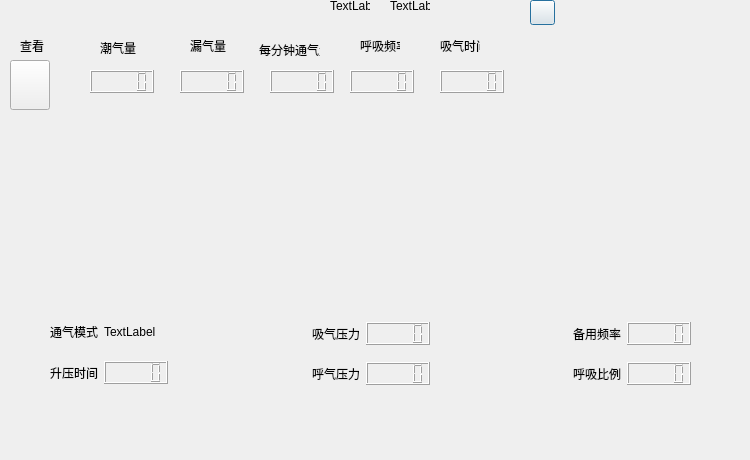
Above: NICU/ventilator_dialog.ui from xxnmt/Qt_ICU before the change. Below: the same form after it.
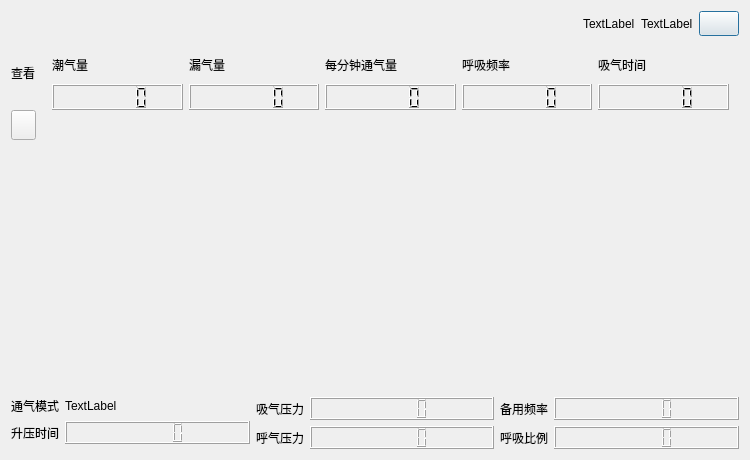
That is the form after the change. Icons and pictures are not drawn. Custom widgets are drawn as their Qt base class.

```diff
--- a/NICU/ventilator_dialog.ui
+++ b/NICU/ventilator_dialog.ui
@@ -13,456 +13,331 @@
   <property name="windowTitle">
    <string>Dialog</string>
   </property>
+  <layout class="QGridLayout" name="gridLayout" rowstretch="1,2,4,1,0">
+   <item row="0" column="0" colspan="2">
+    <layout class="QHBoxLayout" name="horizontalLayout_5">
+     <item>
+      <spacer name="horizontalSpacer_3">
+       <property name="orientation">
+        <enum>Qt::Orientation::Horizontal</enum>
+       </property>
+       <property name="sizeHint" stdset="0">
+        <size>
+         <width>40</width>
+         <height>20</height>
+        </size>
+       </property>
+      </spacer>
+     </item>
+     <item>
+      <layout class="QHBoxLayout" name="horizontalLayout_4">
+       <item>
+        <layout class="QHBoxLayout" name="horizontalLayout_3">
+         <item>
+          <widget class="QLabel" name="lab_name">
+           <property name="text">
+            <string>TextLabel</string>
+           </property>
+          </widget>
+         </item>
+         <item>
+          <widget class="QLabel" name="lab_age">
+           <property name="text">
+            <string>TextLabel</string>
+           </property>
+          </widget>
+         </item>
+        </layout>
+       </item>
+       <item>
+        <widget class="QPushButton" name="btn_quit">
+         <property name="sizePolicy">
+          <sizepolicy hsizetype="Fixed" vsizetype="Fixed">
+           <horstretch>0</horstretch>
+           <verstretch>0</verstretch>
+          </sizepolicy>
+         </property>
+         <property name="minimumSize">
+          <size>
+           <width>25</width>
+           <height>25</height>
+          </size>
+         </property>
+         <property name="styleSheet">
+          <string notr="true">border-image: url(:/resource_inside/images/back.png);</string>
+         </property>
+         <property name="text">
+          <string/>
+         </property>
+        </widget>
+       </item>
+      </layout>
+     </item>
+    </layout>
+   </item>
+   <item row="1" column="0" colspan="2">
+    <layout class="QHBoxLayout" name="horizontalLayout_7" stretch="1,111">
+     <item>
+      <layout class="QVBoxLayout" name="verticalLayout_6" stretch="2,5">
+       <item>
+        <widget class="QLabel" name="label_15">
+         <property name="text">
+          <string>查看</string>
+         </property>
+        </widget>
+       </item>
+       <item>
+        <widget class="QPushButton" name="btn_lock">
+         <property name="sizePolicy">
+          <sizepolicy hsizetype="Fixed" vsizetype="Fixed">
+           <horstretch>0</horstretch>
+           <verstretch>0</verstretch>
+          </sizepolicy>
+         </property>
+         <property name="minimumSize">
+          <size>
+           <width>25</width>
+           <height>30</height>
+          </size>
+         </property>
+         <property name="styleSheet">
+          <string notr="true">border-image: url(:/resource_inside/images/lock.png);</string>
+         </property>
+         <property name="text">
+          <string/>
+         </property>
+        </widget>
+       </item>
+      </layout>
+     </item>
+     <item>
+      <layout class="QVBoxLayout" name="verticalLayout_7">
+       <item>
+        <layout class="QHBoxLayout" name="horizontalLayout_6">
+         <property name="leftMargin">
+          <number>10</number>
+         </property>
+         <property name="topMargin">
+          <number>10</number>
+         </property>
+         <property name="rightMargin">
+          <number>10</number>
+         </property>
+         <property name="bottomMargin">
+          <number>10</number>
+         </property>
+         <item>
+          <layout class="QVBoxLayout" name="verticalLayout_5">
+           <item>
   <widget class="QLabel" name="label">
-   <property name="geometry">
-    <rect>
-     <x>100</x>
-     <y>40</y>
-     <width>40</width>
-     <height>16</height>
-    </rect>
-   </property>
    <property name="text">
     <string>潮气量</string>
    </property>
   </widget>
+           </item>
+           <item>
+            <widget class="QLCDNumber" name="num_wet"/>
+           </item>
+          </layout>
+         </item>
+         <item>
+          <layout class="QVBoxLayout" name="verticalLayout_4">
+           <item>
   <widget class="QLabel" name="label_3">
-   <property name="geometry">
-    <rect>
-     <x>190</x>
-     <y>40</y>
-     <width>40</width>
-     <height>12</height>
-    </rect>
-   </property>
    <property name="text">
     <string>漏气量</string>
    </property>
   </widget>
+           </item>
+           <item>
+            <widget class="QLCDNumber" name="num_leak"/>
+           </item>
+          </layout>
+         </item>
+         <item>
+          <layout class="QVBoxLayout" name="verticalLayout_3">
+           <item>
   <widget class="QLabel" name="label_5">
-   <property name="geometry">
-    <rect>
-     <x>259</x>
-     <y>40</y>
-     <width>61</width>
-     <height>20</height>
-    </rect>
-   </property>
    <property name="text">
     <string>每分钟通气量</string>
    </property>
   </widget>
+           </item>
+           <item>
+            <widget class="QLCDNumber" name="num_air_min"/>
+           </item>
+          </layout>
+         </item>
+         <item>
+          <layout class="QVBoxLayout" name="verticalLayout_2">
+           <item>
   <widget class="QLabel" name="label_7">
-   <property name="geometry">
-    <rect>
-     <x>360</x>
-     <y>40</y>
-     <width>40</width>
-     <height>12</height>
-    </rect>
-   </property>
    <property name="text">
     <string>呼吸频率</string>
    </property>
   </widget>
+           </item>
+           <item>
+            <widget class="QLCDNumber" name="num_breathingRate"/>
+           </item>
+          </layout>
+         </item>
+         <item>
+          <layout class="QVBoxLayout" name="verticalLayout">
+           <item>
   <widget class="QLabel" name="label_9">
-   <property name="geometry">
-    <rect>
-     <x>440</x>
-     <y>40</y>
-     <width>40</width>
-     <height>12</height>
-    </rect>
-   </property>
    <property name="text">
     <string>吸气时间</string>
    </property>
   </widget>
-  <widget class="QPushButton" name="btn_quit">
-   <property name="geometry">
-    <rect>
-     <x>530</x>
-     <y>0</y>
+           </item>
+           <item>
+            <widget class="QLCDNumber" name="num_breathingTime"/>
+           </item>
+          </layout>
+         </item>
+        </layout>
+       </item>
+       <item>
+        <spacer name="horizontalSpacer_4">
+         <property name="orientation">
+          <enum>Qt::Orientation::Horizontal</enum>
+         </property>
+         <property name="sizeHint" stdset="0">
+          <size>
+           <width>40</width>
+           <height>20</height>
+          </size>
+         </property>
+        </spacer>
+       </item>
+      </layout>
+     </item>
+    </layout>
+   </item>
+   <item row="2" column="0" rowspan="2" colspan="2">
+    <layout class="QHBoxLayout" name="horizontalLayout_2">
+     <item>
+      <widget class="Alarm_Light" name="widget_light" native="true"/>
+     </item>
+     <item>
+      <widget class="QWidget" name="widget" native="true">
+       <property name="minimumSize">
+        <size>
      <width>25</width>
      <height>25</height>
-    </rect>
-   </property>
-   <property name="styleSheet">
-    <string notr="true">border-image: url(:/resource_inside/images/back.png);</string>
-   </property>
-   <property name="text">
-    <string/>
-   </property>
-  </widget>
-  <widget class="QLabel" name="lab_name">
-   <property name="geometry">
-    <rect>
-     <x>330</x>
-     <y>0</y>
-     <width>40</width>
-     <height>12</height>
-    </rect>
-   </property>
-   <property name="text">
-    <string>TextLabel</string>
-   </property>
-  </widget>
-  <widget class="QLabel" name="lab_age">
-   <property name="geometry">
-    <rect>
-     <x>390</x>
-     <y>0</y>
-     <width>40</width>
-     <height>12</height>
-    </rect>
-   </property>
-   <property name="text">
-    <string>TextLabel</string>
-   </property>
-  </widget>
-  <widget class="QLCDNumber" name="num_wet">
-   <property name="geometry">
-    <rect>
-     <x>90</x>
-     <y>70</y>
-     <width>64</width>
-     <height>23</height>
-    </rect>
-   </property>
-  </widget>
-  <widget class="QLCDNumber" name="num_leak">
-   <property name="geometry">
-    <rect>
-     <x>180</x>
-     <y>70</y>
-     <width>64</width>
-     <height>23</height>
-    </rect>
-   </property>
-  </widget>
-  <widget class="QLCDNumber" name="num_air_min">
-   <property name="geometry">
-    <rect>
-     <x>270</x>
-     <y>70</y>
-     <width>64</width>
-     <height>23</height>
-    </rect>
-   </property>
-  </widget>
-  <widget class="QLCDNumber" name="num_breathingRate">
-   <property name="geometry">
-    <rect>
-     <x>350</x>
-     <y>70</y>
-     <width>64</width>
-     <height>23</height>
-    </rect>
-   </property>
-  </widget>
-  <widget class="QLCDNumber" name="num_breathingTime">
-   <property name="geometry">
-    <rect>
-     <x>440</x>
-     <y>70</y>
-     <width>64</width>
-     <height>23</height>
-    </rect>
-   </property>
-  </widget>
-  <widget class="QLabel" name="label_15">
-   <property name="geometry">
-    <rect>
-     <x>20</x>
-     <y>40</y>
-     <width>40</width>
-     <height>12</height>
-    </rect>
-   </property>
-   <property name="text">
-    <string>查看</string>
-   </property>
-  </widget>
-  <widget class="QPushButton" name="btn_lock">
-   <property name="geometry">
-    <rect>
-     <x>10</x>
-     <y>60</y>
-     <width>40</width>
-     <height>50</height>
-    </rect>
-   </property>
-   <property name="styleSheet">
-    <string notr="true">border-image: url(:/resource_inside/images/lock.png);</string>
-   </property>
-   <property name="text">
-    <string/>
-   </property>
-  </widget>
+        </size>
+       </property>
   <widget class="QLabel" name="lab_Gif">
    <property name="geometry">
     <rect>
-     <x>310</x>
-     <y>120</y>
-     <width>341</width>
-     <height>161</height>
-    </rect>
-   </property>
+          <x>0</x>
+          <y>-10</y>
+          <width>370</width>
+          <height>250</height>
+         </rect>
+        </property>
+        <property name="sizePolicy">
+         <sizepolicy hsizetype="Minimum" vsizetype="Minimum">
+          <horstretch>0</horstretch>
+          <verstretch>0</verstretch>
+         </sizepolicy>
+        </property>
+        <property name="minimumSize">
+         <size>
+          <width>370</width>
+          <height>250</height>
+         </size>
+        </property>
    <property name="text">
     <string/>
    </property>
   </widget>
-  <widget class="QWidget" name="layoutWidget">
-   <property name="geometry">
-    <rect>
-     <x>50</x>
-     <y>310</y>
-     <width>641</width>
-     <height>87</height>
-    </rect>
-   </property>
+      </widget>
+     </item>
+    </layout>
+   </item>
+   <item row="4" column="0" colspan="2">
    <layout class="QHBoxLayout" name="horizontalLayout">
     <item>
      <layout class="QFormLayout" name="formLayout_3">
-      <item row="1" column="0">
+       <item row="0" column="0">
        <widget class="QLabel" name="label_13">
         <property name="text">
          <string>通气模式</string>
         </property>
        </widget>
       </item>
-      <item row="1" column="1">
+       <item row="0" column="1">
        <widget class="QLabel" name="label_2">
         <property name="text">
          <string>TextLabel</string>
         </property>
        </widget>
       </item>
-      <item row="3" column="0">
+       <item row="1" column="0">
        <widget class="QLabel" name="label_14">
         <property name="text">
          <string>升压时间</string>
         </property>
        </widget>
       </item>
-      <item row="3" column="1">
+       <item row="1" column="1">
        <widget class="QLCDNumber" name="numboostTime"/>
       </item>
-      <item row="2" column="0">
-       <spacer name="verticalSpacer">
-        <property name="orientation">
-         <enum>Qt::Orientation::Vertical</enum>
-        </property>
-        <property name="sizeHint" stdset="0">
-         <size>
-          <width>20</width>
-          <height>40</height>
-         </size>
-        </property>
-       </spacer>
-      </item>
-      <item row="4" column="1">
-       <spacer name="verticalSpacer_2">
-        <property name="orientation">
-         <enum>Qt::Orientation::Vertical</enum>
-        </property>
-        <property name="sizeHint" stdset="0">
-         <size>
-          <width>20</width>
-          <height>40</height>
-         </size>
-        </property>
-       </spacer>
-      </item>
-      <item row="0" column="1">
-       <spacer name="verticalSpacer_3">
-        <property name="orientation">
-         <enum>Qt::Orientation::Vertical</enum>
-        </property>
-        <property name="sizeHint" stdset="0">
-         <size>
-          <width>20</width>
-          <height>40</height>
-         </size>
-        </property>
-       </spacer>
-      </item>
-     </layout>
-    </item>
-    <item>
-     <spacer name="horizontalSpacer">
-      <property name="orientation">
-       <enum>Qt::Orientation::Horizontal</enum>
-      </property>
-      <property name="sizeHint" stdset="0">
-       <size>
-        <width>40</width>
-        <height>20</height>
-       </size>
-      </property>
-     </spacer>
-    </item>
+      </layout>
+     </item>
     <item>
      <layout class="QFormLayout" name="formLayout_2">
       <item row="0" column="0">
-       <spacer name="verticalSpacer_4">
-        <property name="orientation">
-         <enum>Qt::Orientation::Vertical</enum>
-        </property>
-        <property name="sizeHint" stdset="0">
-         <size>
-          <width>20</width>
-          <height>40</height>
-         </size>
-        </property>
-       </spacer>
-      </item>
-      <item row="1" column="0">
        <widget class="QLabel" name="label_8">
         <property name="text">
          <string>吸气压力</string>
         </property>
        </widget>
       </item>
-      <item row="1" column="1">
+       <item row="0" column="1">
        <widget class="QLCDNumber" name="num_IPAP"/>
       </item>
-      <item row="3" column="0">
+       <item row="1" column="0">
        <widget class="QLabel" name="label_10">
         <property name="text">
          <string>呼气压力</string>
         </property>
        </widget>
       </item>
-      <item row="3" column="1">
+       <item row="1" column="1">
        <widget class="QLCDNumber" name="num_EPAP"/>
       </item>
-      <item row="2" column="0">
-       <spacer name="verticalSpacer_5">
-        <property name="orientation">
-         <enum>Qt::Orientation::Vertical</enum>
-        </property>
-        <property name="sizeHint" stdset="0">
-         <size>
-          <width>20</width>
-          <height>40</height>
-         </size>
-        </property>
-       </spacer>
-      </item>
-      <item row="4" column="0">
-       <spacer name="verticalSpacer_6">
-        <property name="orientation">
-         <enum>Qt::Orientation::Vertical</enum>
-        </property>
-        <property name="sizeHint" stdset="0">
-         <size>
-          <width>20</width>
-          <height>40</height>
-         </size>
-        </property>
-       </spacer>
-      </item>
-     </layout>
-    </item>
-    <item>
-     <spacer name="horizontalSpacer_2">
-      <property name="orientation">
-       <enum>Qt::Orientation::Horizontal</enum>
-      </property>
-      <property name="sizeHint" stdset="0">
-       <size>
-        <width>40</width>
-        <height>20</height>
-       </size>
-      </property>
-     </spacer>
-    </item>
+      </layout>
+     </item>
     <item>
      <layout class="QFormLayout" name="formLayout">
-      <item row="1" column="0">
+       <item row="0" column="0">
        <widget class="QLabel" name="label_4">
         <property name="text">
          <string>备用频率</string>
         </property>
        </widget>
       </item>
-      <item row="1" column="1">
+       <item row="0" column="1">
        <widget class="QLCDNumber" name="num_backupRate"/>
       </item>
-      <item row="3" column="0">
+       <item row="1" column="0">
        <widget class="QLabel" name="label_6">
         <property name="text">
          <string>呼吸比例</string>
         </property>
        </widget>
       </item>
-      <item row="3" column="1">
+       <item row="1" column="1">
        <widget class="QLCDNumber" name="num_IERO"/>
       </item>
-      <item row="0" column="0">
-       <spacer name="verticalSpacer_7">
-        <property name="orientation">
-         <enum>Qt::Orientation::Vertical</enum>
-        </property>
-        <property name="sizeHint" stdset="0">
-         <size>
-          <width>20</width>
-          <height>40</height>
-         </size>
-        </property>
-       </spacer>
-      </item>
-      <item row="2" column="0">
-       <spacer name="verticalSpacer_8">
-        <property name="orientation">
-         <enum>Qt::Orientation::Vertical</enum>
-        </property>
-        <property name="sizeHint" stdset="0">
-         <size>
-          <width>20</width>
-          <height>40</height>
-         </size>
-        </property>
-       </spacer>
-      </item>
-      <item row="4" column="0">
-       <spacer name="verticalSpacer_9">
-        <property name="orientation">
-         <enum>Qt::Orientation::Vertical</enum>
-        </property>
-        <property name="sizeHint" stdset="0">
-         <size>
-          <width>20</width>
-          <height>40</height>
-         </size>
-        </property>
-       </spacer>
-      </item>
+      </layout>
+     </item>
      </layout>
     </item>
    </layout>
-  </widget>
-  <widget class="QWidget" name="widget" native="true">
-   <property name="geometry">
-    <rect>
-     <x>330</x>
-     <y>130</y>
-     <width>251</width>
-     <height>121</height>
-    </rect>
-   </property>
-  </widget>
-  <widget class="Alarm_Light" name="widget_light" native="true">
-   <property name="geometry">
-    <rect>
-     <x>140</x>
-     <y>130</y>
-     <width>141</width>
-     <height>121</height>
-    </rect>
-   </property>
-  </widget>
  </widget>
  <customwidgets>
   <customwidget>
```
Lines whose indentation alone changed are shown as unchanged.
